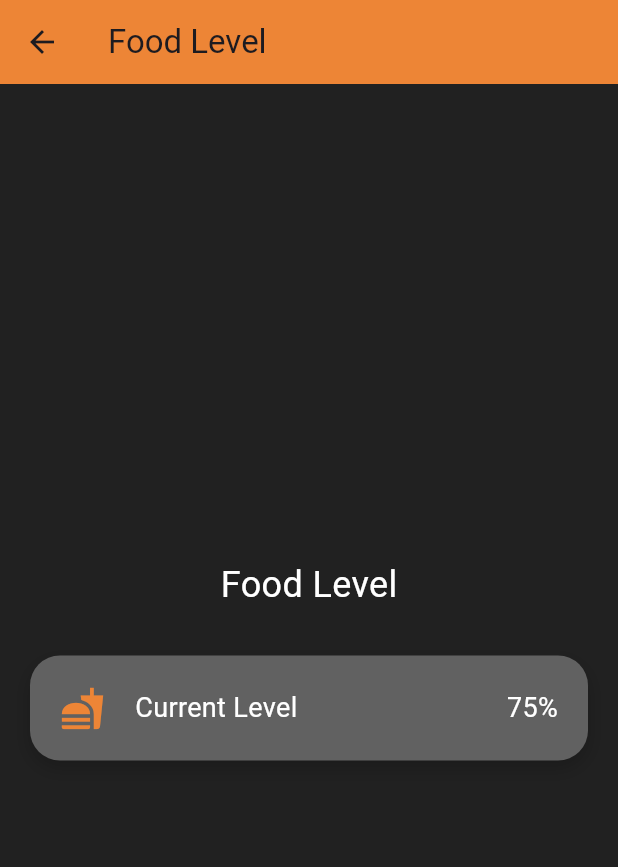
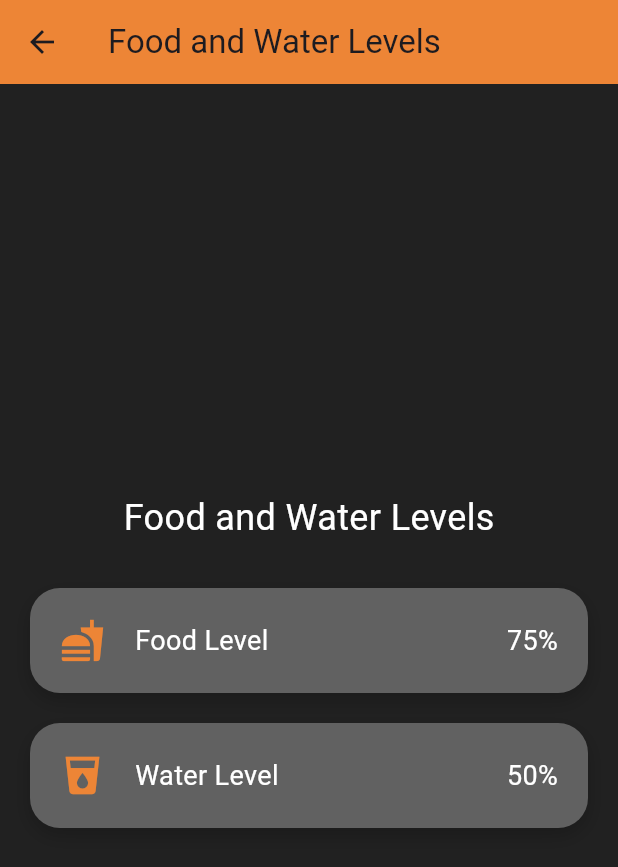
Before and after one commit to HirunikaSathsarani99/pet_care_app, a Flutter app: the FoodLevelPage screen opened by its route, on a phone screen of 412 x 824 dp. Shown: the top 867 px of the screen. Run offline on Flutter 3.47's test engine with Material 3 defaults, Android fonts, the phone set to English and light mode, and no system bars; our stand-ins replace file_picker.

Commit message:
food level page

```diff
--- a/lib/view/food_level_page.dart
+++ b/lib/view/food_level_page.dart
@@ -9,8 +9,10 @@ class FoodLevelPage extends StatefulWidget {
 class _FoodLevelPageState extends State<FoodLevelPage>
     with SingleTickerProviderStateMixin {
   double foodLevel = 75; // Hardcoded food level percentage
+  double waterLevel = 50; // Hardcoded water level percentage
   late AnimationController _controller;
-  late Animation<double> _animation;
+  late Animation<double> _foodAnimation;
+  late Animation<double> _waterAnimation;
 
   @override
   void initState() {
@@ -20,7 +22,14 @@ class _FoodLevelPageState extends State<FoodLevelPage>
       vsync: this,
     );
 
-    _animation = Tween<double>(begin: 0, end: foodLevel).animate(
+    _foodAnimation = Tween<double>(begin: 0, end: foodLevel).animate(
+      CurvedAnimation(
+        parent: _controller,
+        curve: Curves.easeInOut,
+      ),
+    );
+
+    _waterAnimation = Tween<double>(begin: 0, end: waterLevel).animate(
       CurvedAnimation(
         parent: _controller,
         curve: Curves.easeInOut,
@@ -39,9 +48,10 @@ class _FoodLevelPageState extends State<FoodLevelPage>
   @override
   Widget build(BuildContext context) {
     return Scaffold(
-      appBar: AppBar(title: Text('Food Level',
+      appBar: AppBar(
+        title: Text('Food and Water Levels'),
+        backgroundColor: AppColors.ThemeColor,
       ),
-      backgroundColor: AppColors.ThemeColor,),
       body: Container(
         padding: EdgeInsets.all(20),
         decoration: BoxDecoration(
@@ -51,15 +61,23 @@ class _FoodLevelPageState extends State<FoodLevelPage>
           mainAxisAlignment: MainAxisAlignment.center,
           children: [
             Text(
-              'Food Level',
+              'Food and Water Levels',
               style: TextStyle(color: Colors.white, fontSize: 24),
             ),
             SizedBox(height: 30),
             AnimatedBuilder(
-              animation: _animation,
+              animation: _foodAnimation,
               builder: (context, child) {
-                return _buildInfoBox(Icons.fastfood, 'Current Level',
-                  '${_animation.value.toStringAsFixed(0)}%');
+                return _buildInfoBox(Icons.fastfood, 'Food Level',
+                    '${_foodAnimation.value.toStringAsFixed(0)}%');
+              },
+            ),
+            SizedBox(height: 20), // Space between the boxes
+            AnimatedBuilder(
+              animation: _waterAnimation,
+              builder: (context, child) {
+                return _buildInfoBox(Icons.local_drink, 'Water Level',
+                    '${_waterAnimation.value.toStringAsFixed(0)}%');
               },
             ),
           ],
```
